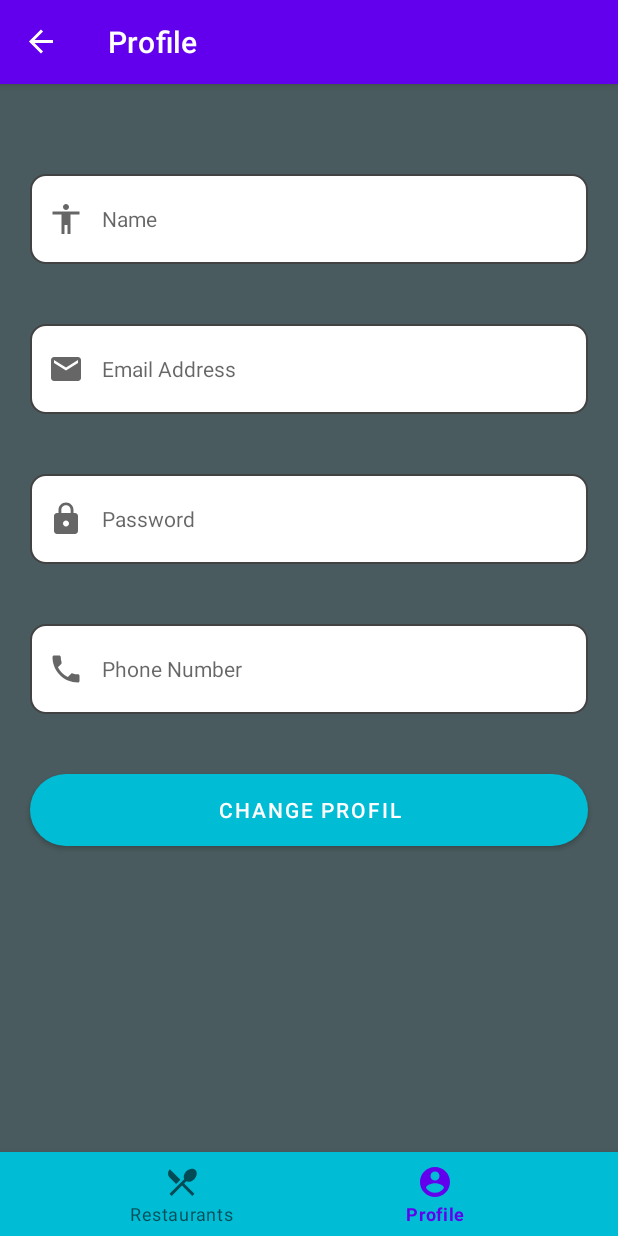
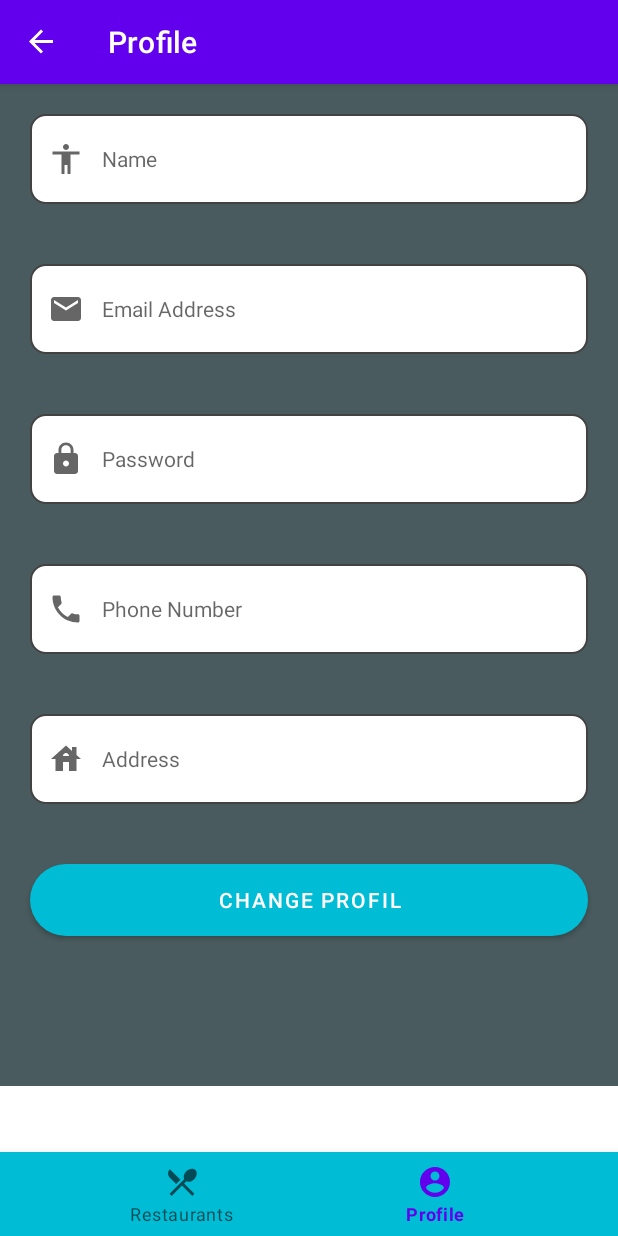
Before and after one commit to molnahr/android-project, an Android app: the ProfileFragment screen opened through its navigation route, on a phone screen of 412 x 824 dp. Run offline under Robolectric (Android 15) with nearby library versions, the light colour scheme and no system bars; our stand-ins replace navigation-ui; 1 statement that could not run was skipped.

Commit message:
Better design. work with datanase

```diff
--- a/app/src/main/java/com/example/restaurantapp/ui/ListOfRestaurantsFragment.kt
+++ b/app/src/main/java/com/example/restaurantapp/ui/ListOfRestaurantsFragment.kt
@@ -52,7 +52,7 @@
         initAdapter()
         val query = savedInstanceState?.getString(LAST_SEARCH_QUERY) ?: DEFAULT_QUERY
         if (viewModel.RestaurantResult.value == null) {
-            viewModel.searchRepo(query)
+            viewModel.searchRestaurant(query)
         }
         initSearch(query)
     }
@@ -106,7 +106,7 @@
         binding.searchRetaurant.text.trim().let {
             if (it.isNotEmpty()) {
                 recycler_view_list.scrollToPosition(0)
-                viewModel.searchRepo(it.toString())
+                viewModel.searchRestaurant(it.toString())
             }
         }
     }
--- a/app/src/main/java/com/example/restaurantapp/ui/SearchRestaurantsViewModel.kt
+++ b/app/src/main/java/com/example/restaurantapp/ui/SearchRestaurantsViewModel.kt
@@ -29,7 +29,7 @@
     /**
      * Search a repository based on a query string.
      */
-    fun searchRepo(queryString: String) {
+    fun searchRestaurant(queryString: String) {
         queryLiveData.postValue(queryString)
     }
 
--- a/app/src/main/java/data/User/User.kt
+++ b/app/src/main/java/data/User/User.kt
@@ -7,7 +7,9 @@
 data class User(
     @PrimaryKey(autoGenerate = true)
     val id: Int,
-    val firstName:String,
+    val name: String,
     val email: String,
-    val password: String
+    val password: String,
+    val phoneNumber: String,
+    val address: String
 )
--- a/app/src/main/java/data/User/UserDao.kt
+++ b/app/src/main/java/data/User/UserDao.kt
@@ -10,7 +10,7 @@
 @Dao
 interface UserDao {
     @Insert(onConflict = OnConflictStrategy.IGNORE)
-    fun addUser(user: User)
+    suspend fun addUser(user: User)
 
     @Query("Select * FROM user_table ORDER BY id ASC")
     fun readAllData(): LiveData<List<User>>
--- a/app/src/main/java/data/User/UserDatabase.kt
+++ b/app/src/main/java/data/User/UserDatabase.kt
@@ -13,20 +13,23 @@
     abstract fun userDao(): UserDao
 
     companion object{
+        //singeltonna tesszuk a room adatbazisunkat
         @Volatile
         private var INSTANCE: UserDatabase? = null
 
+        //ha nem letezik az INSTANCE csinalunk egyet, s ha mar letezik, akkor a meglevot hasznaljuk
         @InternalCoroutinesApi
         fun getDatabase(context: Context): UserDatabase {
             val tempInstance = INSTANCE
             if(tempInstance != null) {
                 return tempInstance
             }
+//            a block le lesz vedve a konkurens szalak ellen
             synchronized(this) {
                 val instance = Room.databaseBuilder(
                     context.applicationContext,
                     UserDatabase::class.java,
-                    "user_database"
+                    "user_table"
                 ).build()
                 INSTANCE = instance
                 return instance
--- a/app/src/main/java/data/User/UserRepository.kt
+++ b/app/src/main/java/data/User/UserRepository.kt
@@ -4,6 +4,8 @@
 import data.User.User
 import data.User.UserDao
 
+// A repository class abstract acces to multiple data sources.
+// clean arhitecure
 class UserRepository(private val userDao: UserDao) {
 
     val readAllData: LiveData<List<User>> = userDao.readAllData()
--- a/app/src/main/java/fragments/ChangeProfil.kt
+++ b/app/src/main/java/fragments/ChangeProfilFragment.kt
@@ -7,7 +7,7 @@
 import android.view.ViewGroup
 import com.example.restaurantapp.R
 
-class ChangeProfil : Fragment() {
+class ChangeProfilFragment : Fragment() {
 
     override fun onCreateView(
         inflater: LayoutInflater, container: ViewGroup?,
--- a/app/src/main/java/fragments/ProfileFragment.kt
+++ b/app/src/main/java/fragments/ProfileFragment.kt
@@ -5,15 +5,36 @@
 import android.view.LayoutInflater
 import android.view.View
 import android.view.ViewGroup
+import androidx.lifecycle.ViewModelProvider
+import androidx.navigation.fragment.findNavController
 import com.example.restaurantapp.R
+import data.User.UserViewModel
+import kotlinx.android.synthetic.main.fragment_profile.view.*
+import kotlinx.coroutines.InternalCoroutinesApi
 
 class ProfileFragment : Fragment() {
 
+    @InternalCoroutinesApi
+    private lateinit var mUserViewModel: UserViewModel
+
+    @InternalCoroutinesApi
     override fun onCreateView(
         inflater: LayoutInflater, container: ViewGroup?,
         savedInstanceState: Bundle?
     ): View? {
         // Inflate the layout for this fragment
-        return inflater.inflate(R.layout.fragment_profile, container, false)
+        val view = inflater.inflate(R.layout.fragment_profile, container, false)
+
+        mUserViewModel = ViewModelProvider(this).get(UserViewModel::class.java)
+
+        view.register_button.setOnClickListener {
+            findNavController().navigate(R.id.action_profileFragment_to_changeProfil)
+        }
+        return view
     }
+
+//    override fun onViewCreated(view: View, savedInstanceState: Bundle?) {
+//        super.onViewCreated(view, savedInstanceState)
+//        mUserViewModel.get
+//    }
 }
--- /dev/null
+++ b/app/src/main/res/drawable/ic_address.xml
@@ -0,0 +1,10 @@
+<vector xmlns:android="http://schemas.android.com/apk/res/android"
+    android:width="24dp"
+    android:height="24dp"
+    android:viewportWidth="24"
+    android:viewportHeight="24"
+    android:tint="?attr/colorControlNormal">
+  <path
+      android:fillColor="@android:color/white"
+      android:pathData="M19,9.3V4h-3v2.6L12,3L2,12h3v8h5v-6h4v6h5v-8h3L19,9.3zM10,10c0,-1.1 0.9,-2 2,-2s2,0.9 2,2H10z"/>
+</vector>
--- a/app/src/main/res/layout/fragment_profile.xml
+++ b/app/src/main/res/layout/fragment_profile.xml
@@ -1,4 +1,12 @@
 <?xml version="1.0" encoding="utf-8"?>
+
+<ScrollView
+    xmlns:android="http://schemas.android.com/apk/res/android"
+    xmlns:tools="http://schemas.android.com/tools"
+    xmlns:app="http://schemas.android.com/apk/res-auto"
+    android:layout_height="match_parent"
+    android:layout_width="match_parent">
+
 <LinearLayout xmlns:android="http://schemas.android.com/apk/res/android"
     xmlns:tools="http://schemas.android.com/tools"
     android:layout_width="match_parent"
@@ -6,14 +14,11 @@
     xmlns:app="http://schemas.android.com/apk/res-auto"
     tools:context="fragments.ProfileFragment"
     android:orientation="vertical"
-    android:background="#495B5E">
+    android:background="#495B5E"
+    android:gravity="center"
+    android:paddingBottom="80dp">
 
-    <ImageView
-        android:layout_margin="20dp"
-        android:id="@+id/imageView"
-        android:layout_width="match_parent"
-        android:layout_height="wrap_content"
-        tools:src="@drawable/splashscreen" />
+
 
     <TextView
         android:id="@+id/name_reg"
@@ -85,8 +90,25 @@
         android:gravity="center_vertical">
     </TextView>
 
+    <TextView
+        android:id="@+id/address_reg"
+        android:layout_width="match_parent"
+        android:layout_height="60dp"
+        android:layout_margin="20dp"
+        android:ems="10"
+        android:paddingStart="12dp"
+        android:paddingEnd="12dp"
+        android:background="@drawable/custom_input"
+        android:drawableStart="@drawable/ic_address"
+        android:drawableLeft="@drawable/ic_address"
+        android:drawablePadding="12dp"
+        android:hint="Address"
+        android:textSize="14sp"
+        android:gravity="center_vertical">
+    </TextView>
+
     <Button
-        android:id="@+id/register"
+        android:id="@+id/register_button"
         android:layout_width="match_parent"
         android:layout_height="wrap_content"
         android:layout_margin="20dp"
@@ -95,3 +117,4 @@
         app:backgroundTint="#00BCD4"></Button>
 
 </LinearLayout>
+</ScrollView>
--- a/app/src/main/res/layout/row_item.xml
+++ b/app/src/main/res/layout/row_item.xml
@@ -2,7 +2,8 @@
 <androidx.cardview.widget.CardView xmlns:android="http://schemas.android.com/apk/res/android"
     android:layout_width="match_parent"
     android:layout_height="wrap_content"
-    android:layout_margin="5dp">
+    android:layout_margin="5dp"
+    android:id="@+id/rowLayout">
 
     <RelativeLayout
         android:layout_width="match_parent"
--- a/app/src/main/res/navigation/nav_graph.xml
+++ b/app/src/main/res/navigation/nav_graph.xml
@@ -41,7 +41,7 @@
     </fragment>
     <fragment
         android:id="@+id/changeProfil"
-        android:name="fragments.ChangeProfil"
+        android:name="fragments.ChangeProfilFragment"
         android:label="fragment_change_profil"
         tools:layout="@layout/fragment_change_profil" />
 </navigation>
```
Also changed, not shown: app/build.gradle (+8 -2 lines), app/src/main/java/com/example/restaurantapp/ui/RestaurantAdapter.kt (+9 -0 lines), app/src/main/java/com/example/restaurantapp/ui/RestaurantViewHolder.kt (+4 -5 lines), app/src/main/java/data/User/UserViewModel.kt (+10 -2 lines), app/src/main/java/fragments/RegisterFragment.kt (+11 -6 lines), app/src/main/res/layout/fragment_change_profil.xml (+30 -9 lines), app/src/main/res/layout/fragment_register.xml (+31 -5 lines).
